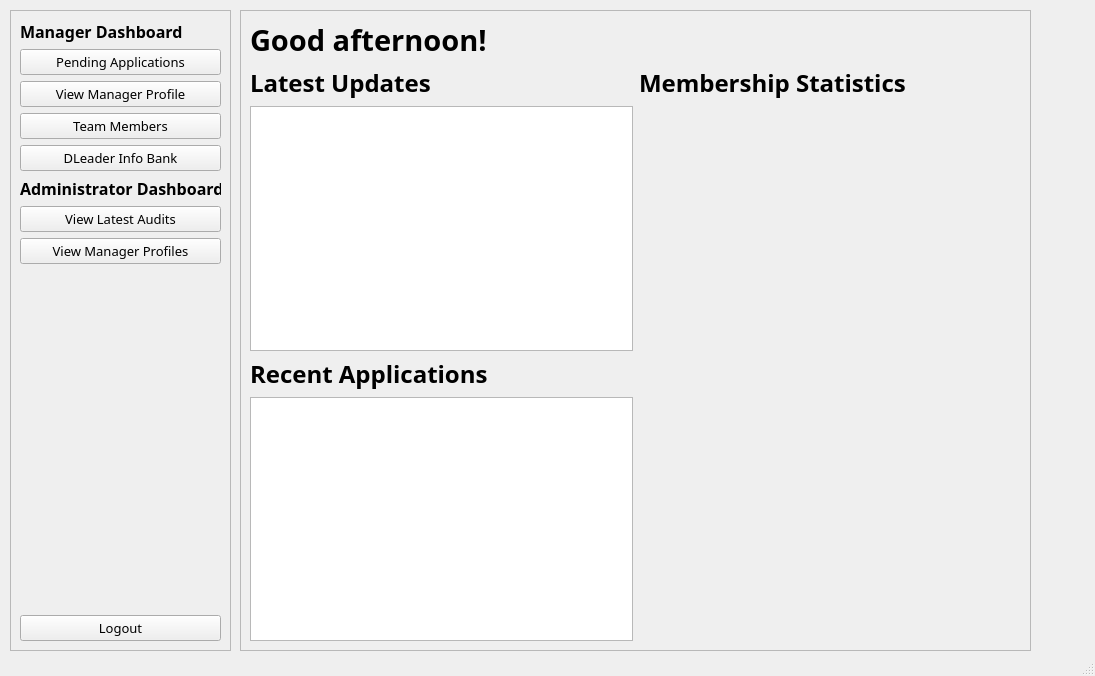
Before: the Qt Designer form ui/managerDashboard.ui in nikeyys/comsci-ia, drawn with Qt 5.
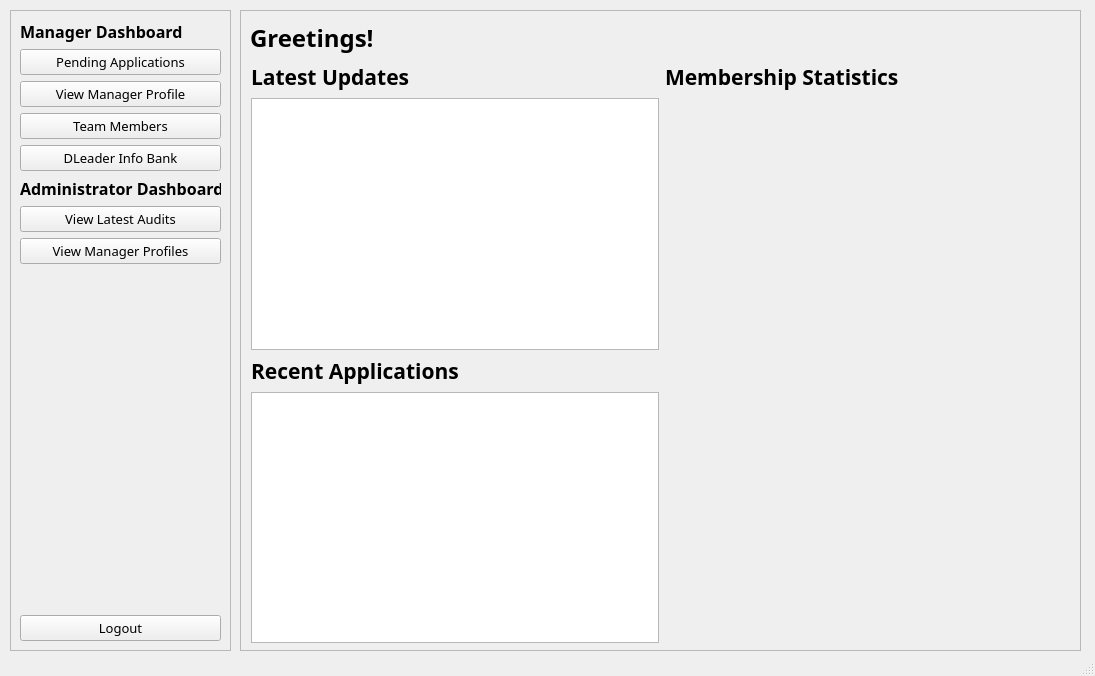
After: the same form once the commit is applied.

Commit message: changed managerDashboard greeting to reflect managerName and time of day; added showPass function for login window

The edit to the form file:
```diff
--- a/ui/managerDashboard.ui
+++ b/ui/managerDashboard.ui
@@ -187,7 +187,7 @@
      <rect>
       <x>240</x>
       <y>10</y>
-      <width>791</width>
+      <width>841</width>
       <height>641</height>
      </rect>
     </property>
@@ -203,28 +203,41 @@
     <property name="frameShadow">
      <enum>QFrame::Raised</enum>
     </property>
-    <layout class="QGridLayout" name="gridLayout">
-     <item row="0" column="0">
       <widget class="QLabel" name="label_greeting">
+     <property name="geometry">
+      <rect>
+       <x>10</x>
+       <y>10</y>
+       <width>821</width>
+       <height>35</height>
+      </rect>
+     </property>
        <property name="font">
         <font>
-         <pointsize>22</pointsize>
+       <pointsize>18</pointsize>
          <weight>75</weight>
          <bold>true</bold>
         </font>
        </property>
        <property name="text">
-        <string>Good afternoon!</string>
-       </property>
-      </widget>
-     </item>
-     <item row="1" column="0">
-      <layout class="QVBoxLayout" name="vLayout_latestUpdates">
-       <item>
+      <string>Greetings!</string>
+     </property>
+    </widget>
+    <widget class="QWidget" name="layoutWidget">
+     <property name="geometry">
+      <rect>
+       <x>11</x>
+       <y>52</y>
+       <width>821</width>
+       <height>581</height>
+      </rect>
+     </property>
+     <layout class="QGridLayout" name="gLayout_chartsAndTables">
+      <item row="0" column="0">
         <widget class="QLabel" name="label_latestUpdates">
          <property name="font">
           <font>
-           <pointsize>18</pointsize>
+          <pointsize>16</pointsize>
            <weight>75</weight>
            <bold>true</bold>
           </font>
@@ -234,18 +247,11 @@
          </property>
         </widget>
        </item>
-       <item>
-        <widget class="QTableView" name="tbl_latestUpdates"/>
-       </item>
-      </layout>
-     </item>
-     <item row="1" column="1">
-      <layout class="QVBoxLayout" name="vLayout_memberStats">
-       <item>
+      <item row="0" column="1">
         <widget class="QLabel" name="label_memberStats">
          <property name="font">
           <font>
-           <pointsize>18</pointsize>
+          <pointsize>16</pointsize>
            <weight>75</weight>
            <bold>true</bold>
           </font>
@@ -255,7 +261,10 @@
          </property>
         </widget>
        </item>
-       <item>
+      <item row="1" column="0">
+       <widget class="QTableView" name="tbl_latestUpdates"/>
+      </item>
+      <item row="1" column="1">
         <widget class="QWidget" name="chart_memberStats" native="true">
          <property name="sizePolicy">
           <sizepolicy hsizetype="Expanding" vsizetype="Expanding">
@@ -265,15 +274,11 @@
          </property>
         </widget>
        </item>
-      </layout>
-     </item>
      <item row="2" column="0">
-      <layout class="QVBoxLayout" name="vLayout_recentApplications">
-       <item>
         <widget class="QLabel" name="label_recentApplications">
          <property name="font">
           <font>
-           <pointsize>18</pointsize>
+          <pointsize>16</pointsize>
            <weight>75</weight>
            <bold>true</bold>
           </font>
@@ -283,12 +288,11 @@
          </property>
         </widget>
        </item>
-       <item>
+      <item row="3" column="0">
         <widget class="QTableView" name="tbl_recentApplications"/>
        </item>
       </layout>
-     </item>
-    </layout>
+    </widget>
    </widget>
   </widget>
   <widget class="QStatusBar" name="statusbar"/>
```
Lines whose indentation alone changed are shown as unchanged. The commit also changes 5 other files.
